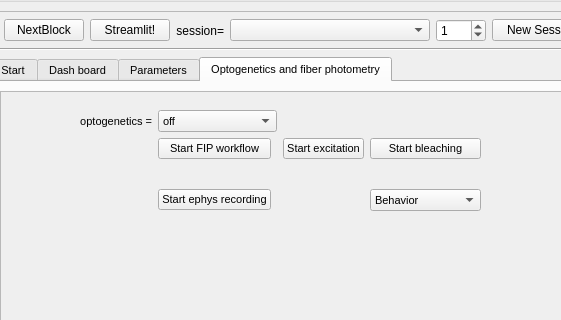
Qt form src/foraging_gui/ForagingGUI.ui (AllenNeuralDynamics/dynamic-foraging-task) before a commit; both pictures show x 380 to 941 and y 255 to 575 of the 1081 by 725 pixel window.
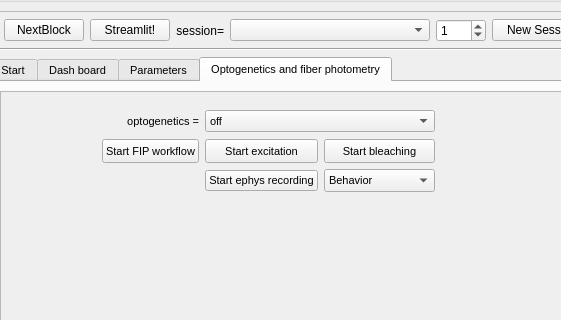
The same form after that commit. The open tabs and pages were chosen to show the change. Icons and pictures are not drawn.

Commit message: check fip start_stage

```diff
--- a/src/foraging_gui/ForagingGUI.ui
+++ b/src/foraging_gui/ForagingGUI.ui
@@ -2187,7 +2187,7 @@
                    <layout class="QHBoxLayout" name="horizontalLayout_15">
                     <item>
                      <layout class="QGridLayout" name="gridLayout_6">
-                      <item row="2" column="1">
+                      <item row="2" column="0">
                        <widget class="QPushButton" name="StartFIP">
                         <property name="sizePolicy">
                          <sizepolicy hsizetype="Expanding" vsizetype="Expanding">
@@ -2203,7 +2203,7 @@
                         </property>
                        </widget>
                       </item>
-                      <item row="2" column="3">
+                      <item row="2" column="1">
                        <widget class="QPushButton" name="StartExcitation">
                         <property name="sizePolicy">
                          <sizepolicy hsizetype="Expanding" vsizetype="Expanding">
@@ -2219,7 +2219,7 @@
                         </property>
                        </widget>
                       </item>
-                      <item row="2" column="4">
+                      <item row="2" column="2">
                        <widget class="QPushButton" name="StartBleaching">
                         <property name="sizePolicy">
                          <sizepolicy hsizetype="Expanding" vsizetype="Expanding">
@@ -2235,9 +2235,9 @@
                         </property>
                        </widget>
                       </item>
-                      <item row="3" column="3">
+                      <item row="2" column="3">
                        <widget class="QWidget" name="fip_widget">
-                        <layout class="QVBoxLayout" name="fip_layout">
+                        <layout class="QHBoxLayout" name="fip_layout">
                         </layout>
                        </widget>
                       </item>
@@ -2302,7 +2302,7 @@
                         </property>
                        </widget>
                       </item>
-                      <item row="4" column="4">
+                      <item row="4" column="2">
                        <widget class="QComboBox" name="OpenEphysRecordingType">
                         <property name="sizePolicy">
                          <sizepolicy hsizetype="Expanding" vsizetype="Expanding">
```
The commit also changes 2 other files.
